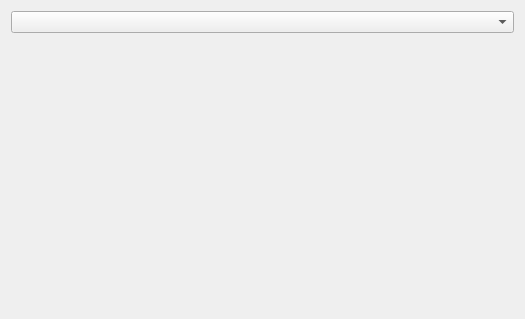
Qt form Resources/UI/qSlicerSlicerRos2ModuleWidget.ui (rosmed/slicer_ros2_module) before a commit.
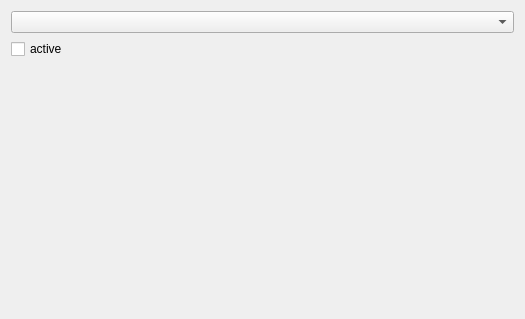
The same form after that commit. Custom widgets are drawn as their Qt base class.

Commit message: Re #12: Added QTimer implementation with QtCheckbox.

```diff
--- a/Resources/UI/qSlicerSlicerRos2ModuleWidget.ui
+++ b/Resources/UI/qSlicerSlicerRos2ModuleWidget.ui
@@ -17,6 +17,13 @@
    <item>
     <widget class="QComboBox" name="fileSelector"/>
    </item>
+   <item>
+    <widget class="QCheckBox" name="activeCheckBox">
+     <property name="text">
+      <string>active</string>
+     </property>
+    </widget>
+   </item>
    <item>
     <spacer name="verticalSpacer">
      <property name="orientation">
```
The commit also changes 2 other files.
